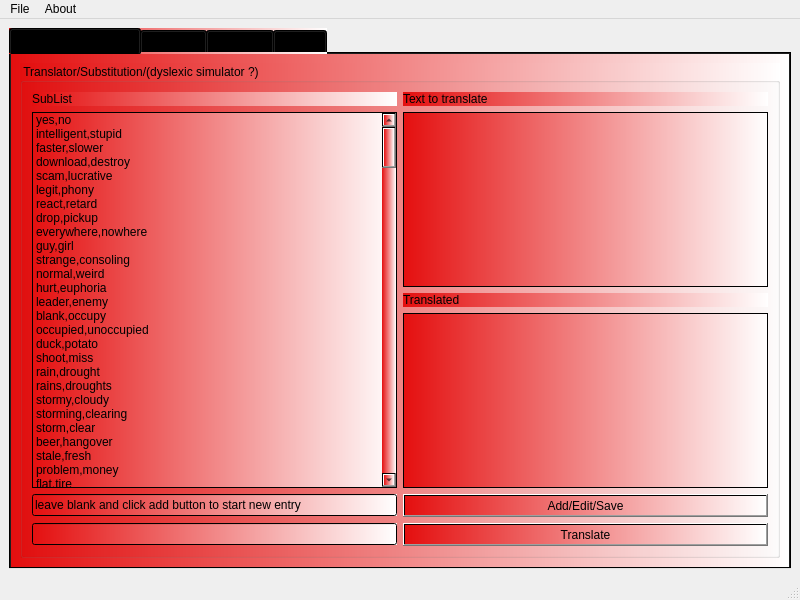
First picture: the form in mainwindow.ui, repository netpipe/RightHand, before the edit.
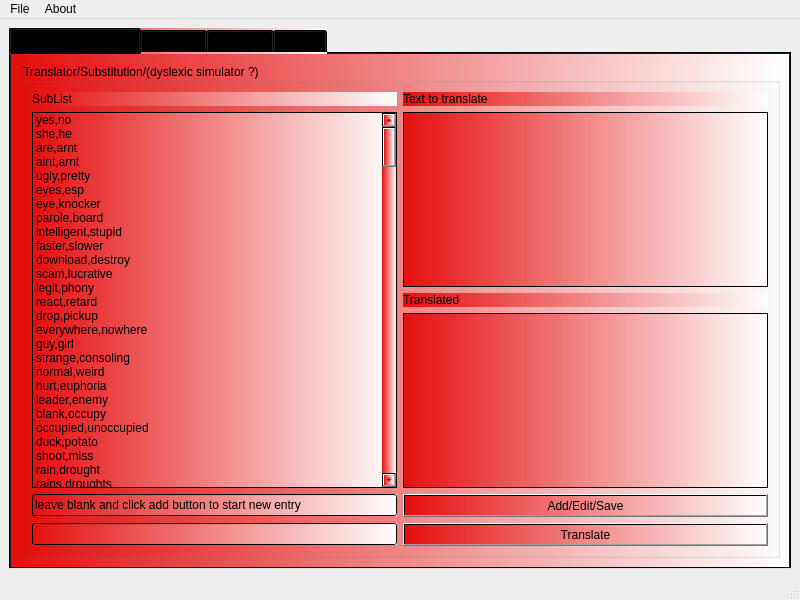
Second picture: the form after the edit. The open tabs and pages were chosen to show the change.

Patch:
```diff
--- a/mainwindow.ui
+++ b/mainwindow.ui
@@ -51,6 +51,41 @@
                <string>yes,no</string>
               </property>
              </item>
+             <item>
+              <property name="text">
+               <string>she,he</string>
+              </property>
+             </item>
+             <item>
+              <property name="text">
+               <string>are,arnt</string>
+              </property>
+             </item>
+             <item>
+              <property name="text">
+               <string>aint,arnt</string>
+              </property>
+             </item>
+             <item>
+              <property name="text">
+               <string>ugly,pretty</string>
+              </property>
+             </item>
+             <item>
+              <property name="text">
+               <string>eyes,esp</string>
+              </property>
+             </item>
+             <item>
+              <property name="text">
+               <string>eye,knocker</string>
+              </property>
+             </item>
+             <item>
+              <property name="text">
+               <string>parole,board</string>
+              </property>
+             </item>
              <item>
               <property name="text">
                <string>intelligent,stupid</string>
```
Left out of the diff: 2 changed lines with no effect on the pictures.
